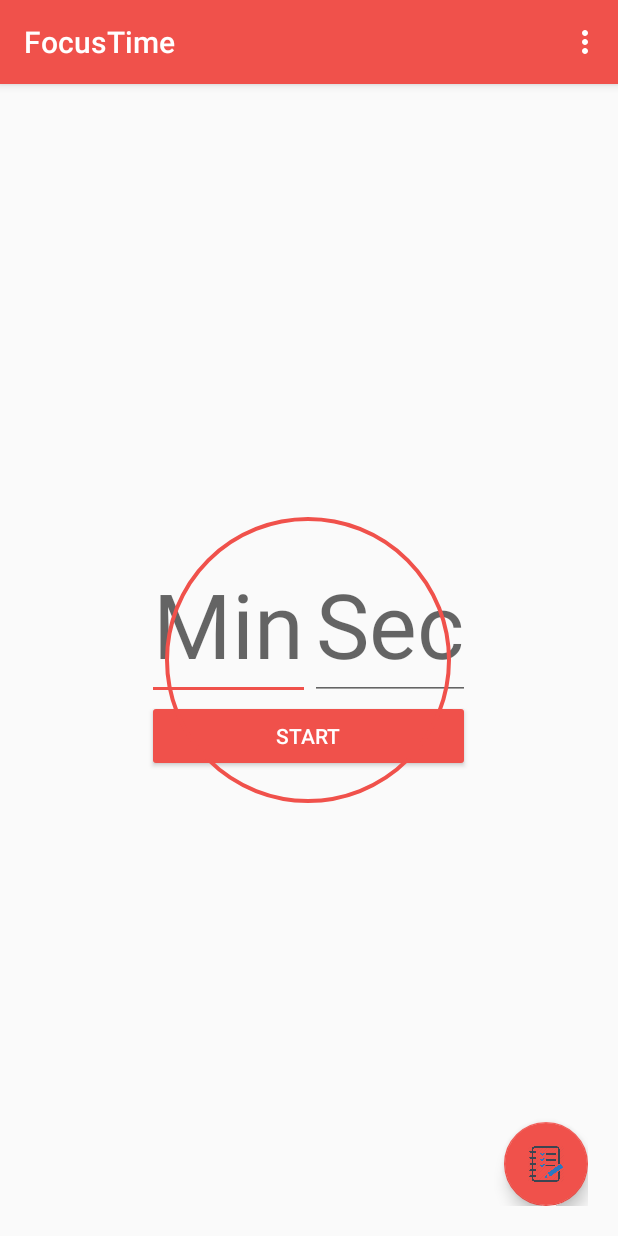
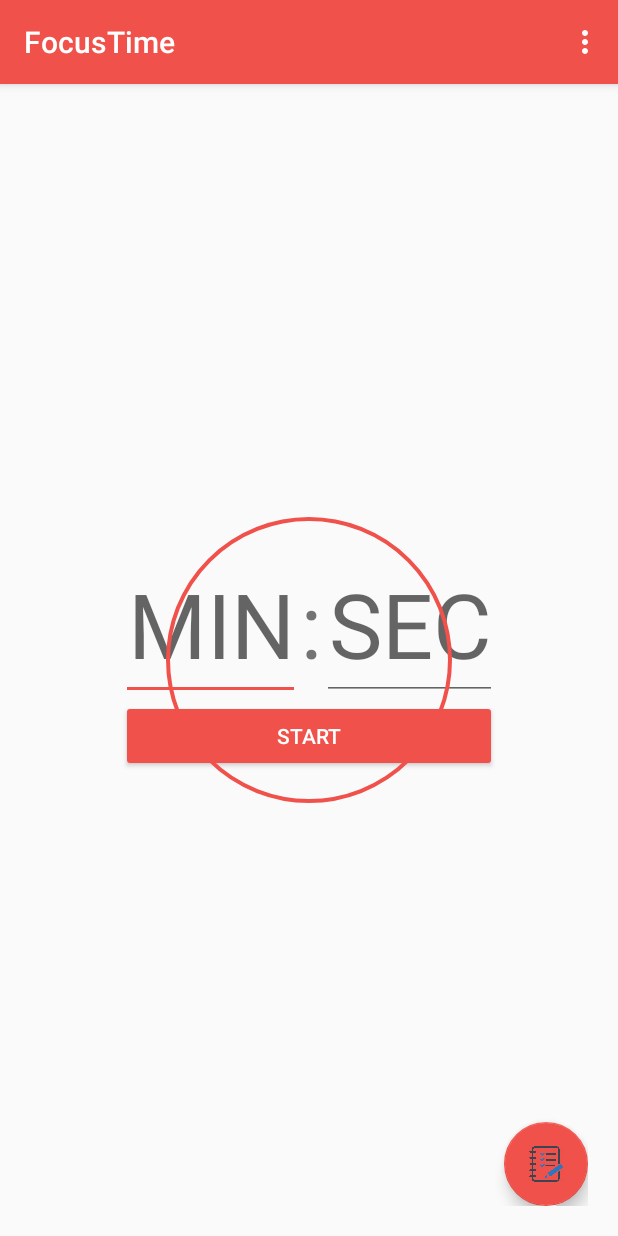
Before and after one commit to xuhong98/FocusTime, an Android app: the screen it shows after launch (FocusModeActivity), on a phone screen of 412 x 824 dp. Run offline under Robolectric (Android 15) with nearby library versions, the light colour scheme and no system bars.

Commit message:
change timer layout: format  00:00

```diff
--- a/app/src/main/res/layout/activity_focus_mode.xml
+++ b/app/src/main/res/layout/activity_focus_mode.xml
@@ -31,19 +31,26 @@
                     android:id="@+id/minute"
                     android:layout_width="wrap_content"
                     android:layout_height="wrap_content"
-                    android:hint="Min"
+                    android:hint="MIN"
                     android:inputType="number"
                     android:textSize="60dp"
-                    android:textColor="@drawable/edit_text_selector"/>
+                    android:textColor="@drawable/edit_text_selector"
+                    android:gravity="center"/>
+                <TextView
+                    android:layout_width="wrap_content"
+                    android:layout_height="wrap_content"
+                    android:text=":"
+                    android:textSize="60dp" />
 
                 <EditText
                     android:id="@+id/second"
                     android:layout_width="wrap_content"
                     android:layout_height="wrap_content"
-                    android:hint="Sec"
+                    android:hint="SEC"
                     android:inputType="number"
                     android:textSize="60dp"
-                    android:textColor="@drawable/edit_text_selector"/>
+                    android:textColor="@drawable/edit_text_selector"
+                    android:gravity="center"/>
 
             </LinearLayout>
 
```
Also changed, not shown: app/src/main/java/com/example/mango/focustime/StartButtonListener.java (+13 -2 lines).
